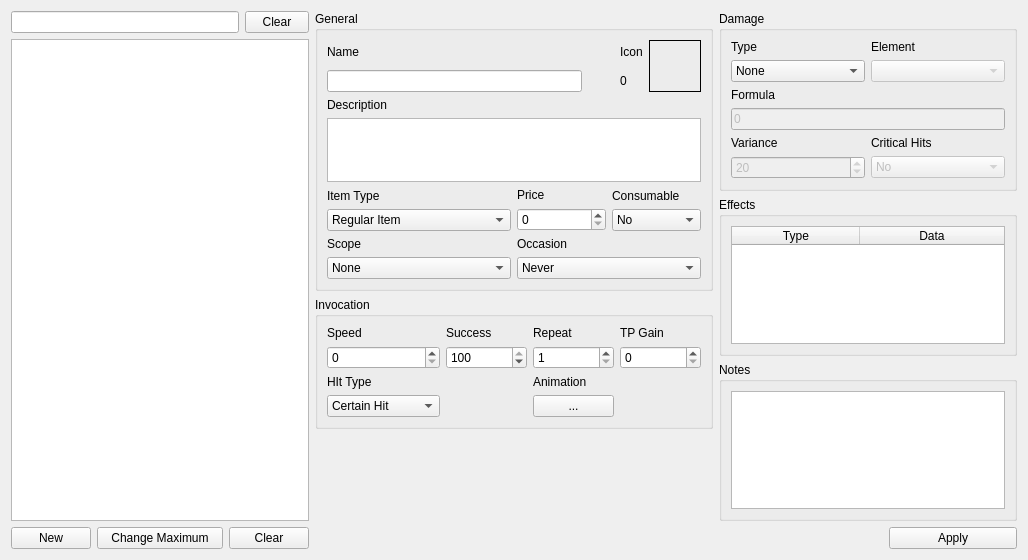
First picture: the form in src/ui/tabs/items_tab.ui, repository DimichGD/FHEditor, before the edit.
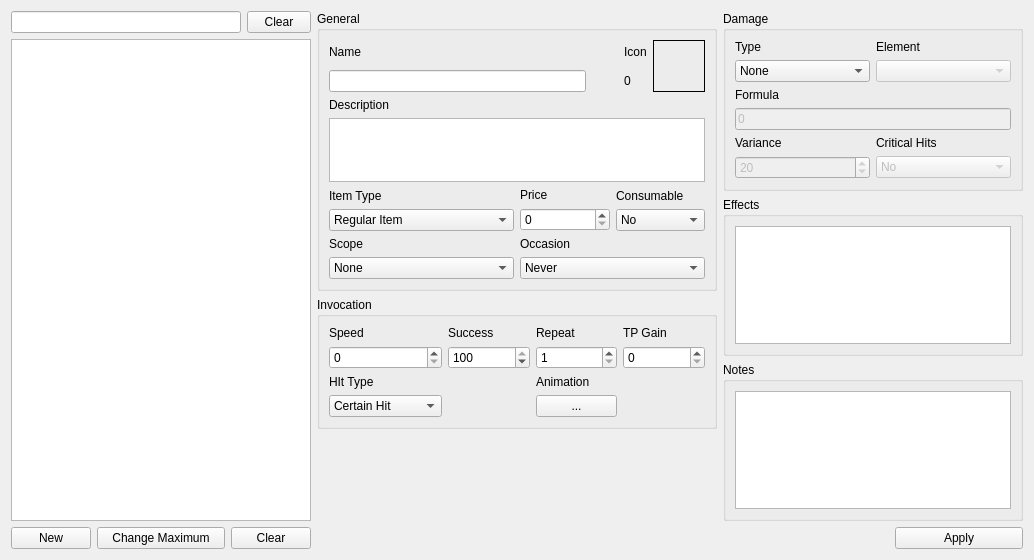
Second picture: the form after the edit. Custom widgets are drawn as their Qt base class.

```diff
--- a/src/ui/tabs/items_tab.ui
+++ b/src/ui/tabs/items_tab.ui
@@ -6,7 +6,7 @@
    <rect>
     <x>0</x>
     <y>0</y>
-    <width>1028</width>
+    <width>1034</width>
     <height>560</height>
    </rect>
   </property>
@@ -727,7 +727,7 @@
          </property>
          <layout class="QVBoxLayout" name="verticalLayout_21">
           <item>
-           <widget class="QTableWidget" name="itemEffectsList">
+           <widget class="QTableView" name="itemEffectsList">
             <property name="contextMenuPolicy">
              <enum>Qt::CustomContextMenu</enum>
             </property>
@@ -747,27 +747,20 @@
              <bool>false</bool>
             </property>
             <attribute name="horizontalHeaderDefaultSectionSize">
-             <number>128</number>
+             <number>144</number>
             </attribute>
             <attribute name="horizontalHeaderHighlightSections">
              <bool>false</bool>
             </attribute>
+            <attribute name="horizontalHeaderShowSortIndicator" stdset="0">
+             <bool>false</bool>
+            </attribute>
             <attribute name="horizontalHeaderStretchLastSection">
              <bool>true</bool>
             </attribute>
             <attribute name="verticalHeaderVisible">
              <bool>false</bool>
             </attribute>
-            <column>
-             <property name="text">
-              <string>Type</string>
-             </property>
-            </column>
-            <column>
-             <property name="text">
-              <string>Data</string>
-             </property>
-            </column>
            </widget>
           </item>
          </layout>
```
